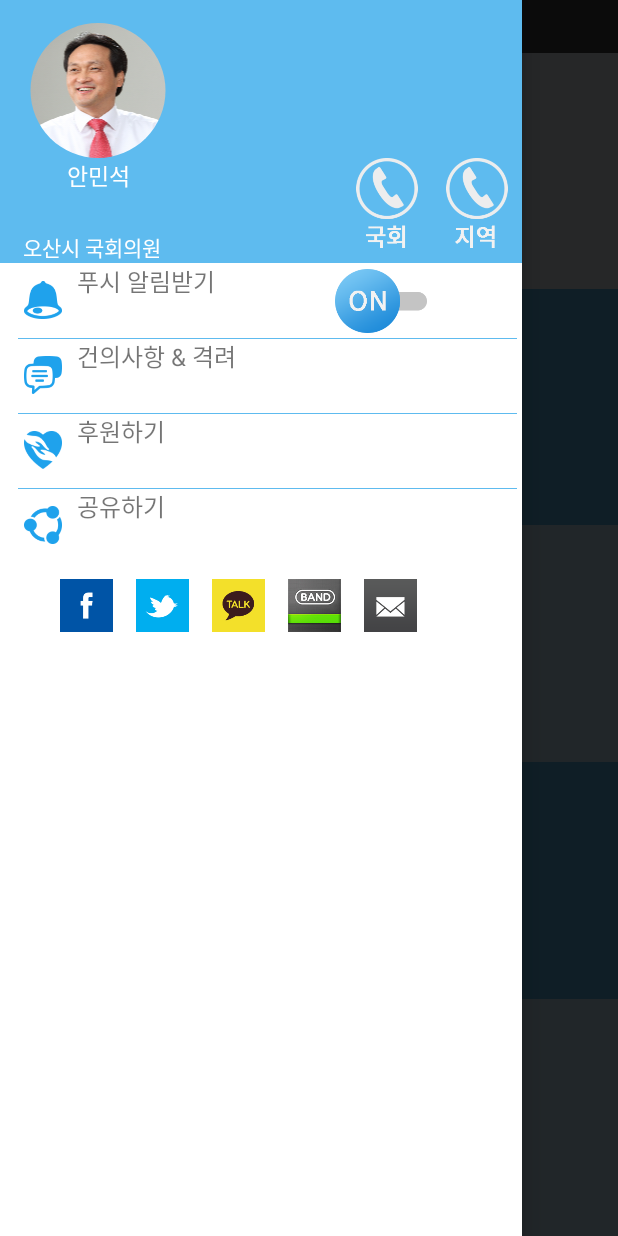
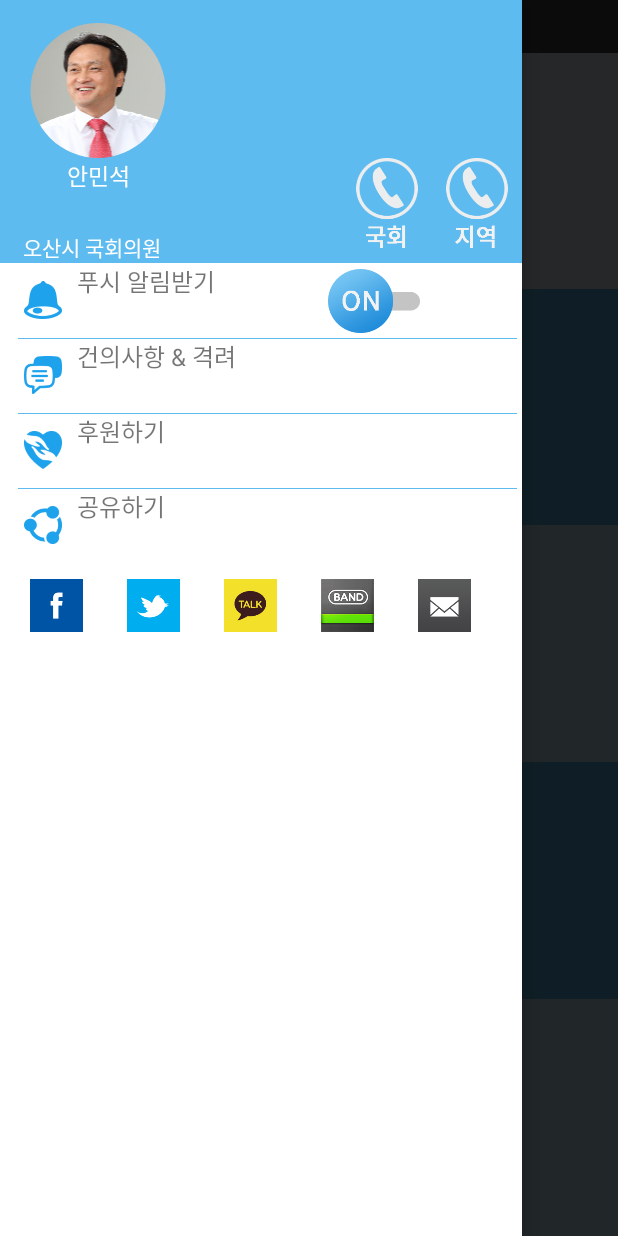
Before and after one commit to madcatlove/NationalAssembly, an Android app: the MainActivity screen opened directly, with no data from a screen before it, with the side drawer open, on a phone screen of 412 x 824 dp. Run offline under Robolectric (Android 15) with nearby library versions, the phone set to English and light mode, and no system bars; libraries missing offline, so code that uses them is left out: com.kakao; pictures from the network do not load; Roboto replaces fonts that are not available here; 3 statements that could not run were skipped.

Commit message:
다른 해상도에서 깨지는 부분 대폭 수정

```diff
--- a/app/src/main/java/kr/or/osan21/nationalassembly/NoticeActivity.java
+++ b/app/src/main/java/kr/or/osan21/nationalassembly/NoticeActivity.java
@@ -41,7 +41,7 @@ public class NoticeActivity extends AppCompatActivity {
 
         //모든 text에 글꼴 적용
         tf = CustomFont.getCustomFont(this, "hans");
-        tf2 = CustomFont.getCustomFont(this, "CJKM");
+        tf2 = CustomFont.getCustomFont(this, "CJKB");
         CustomFont.setGlobalFont(tf, (ViewGroup) findViewById(R.id.notice_layout));
 
         // 리스트뷰 가져오기 및 커스텀 어답터 할당
--- a/app/src/main/java/kr/or/osan21/nationalassembly/WatersmellActivity.java
+++ b/app/src/main/java/kr/or/osan21/nationalassembly/WatersmellActivity.java
@@ -39,7 +39,7 @@ public class WatersmellActivity extends AppCompatActivity {
         setContentView(R.layout.activity_watersmell);
 
         tf = CustomFont.getCustomFont(this,"hans");
-        tf2 = CustomFont.getCustomFont(this, "CJKM");
+        tf2 = CustomFont.getCustomFont(this, "CJKB");
         CustomFont.setGlobalFont(tf, (ViewGroup) findViewById(R.id.water_smell_menu));
 
         // ListView가져오기 및 custom adapter 생성, 연결
--- a/app/src/main/res/layout/activity_main.xml
+++ b/app/src/main/res/layout/activity_main.xml
@@ -1,12 +1,11 @@
 <?xml version="1.0" encoding="utf-8"?>
 <android.support.v4.widget.DrawerLayout xmlns:android="http://schemas.android.com/apk/res/android"
-    xmlns:app="http://schemas.android.com/apk/res-auto"
     xmlns:tools="http://schemas.android.com/tools"
     android:id="@+id/drawer_layout"
     android:layout_width="match_parent"
     android:layout_height="match_parent"
+    android:clickable="false"
     android:fitsSystemWindows="true"
-    android:clickable="false"
     tools:openDrawer="start">
 
     <include
@@ -15,136 +14,178 @@
         android:layout_height="match_parent" />
 
     <FrameLayout
+        android:id="@+id/fl_activity_container"
         android:layout_width="wrap_content"
-        android:layout_height="match_parent"
-        android:id="@+id/fl_activity_container" />
+        android:layout_height="match_parent" />
+
     <LinearLayout
-        android:orientation="vertical"
         android:layout_width="wrap_content"
         android:layout_height="match_parent"
         android:layout_gravity="start"
         android:background="#ffffff"
         android:divider="@android:color/transparent"
-        android:dividerHeight="0dp">
+        android:dividerHeight="0dp"
+        android:orientation="vertical">
 
         <RelativeLayout
             android:layout_width="match_parent"
             android:layout_height="wrap_content"
-            android:orientation="horizontal"
-            android:background="#5ebbef">
+            android:background="#5ebbef"
+            android:orientation="horizontal">
 
             <ImageView
                 android:id="@+id/slider_profile_img"
                 android:layout_width="100dp"
+                android:layout_height="wrap_content"
                 android:layout_marginLeft="15dp"
-                android:layout_height="wrap_content"
-                android:paddingTop="15dp"/>
+                android:paddingTop="15dp" />
         </RelativeLayout>
 
         <RelativeLayout
             android:layout_width="wrap_content"
             android:layout_height="70dp"
-            android:orientation="horizontal"
-            android:background="#5ebbef">
+            android:background="#5ebbef"
+            android:orientation="horizontal">
+
             <TextView
                 android:id="@+id/profile_name"
                 android:layout_width="100dp"
                 android:layout_height="wrap_content"
                 android:layout_alignParentTop="true"
+                android:layout_marginLeft="15dp"
                 android:gravity="center_horizontal"
-                android:layout_marginLeft="15dp"
                 android:text="안민석"
-                android:textSize="15dp"
-                android:textColor="#ffffff"/>
+                android:textColor="#ffffff"
+                android:textSize="15dp" />
 
             <TextView
                 android:id="@+id/job"
                 android:layout_width="100dp"
                 android:layout_height="wrap_content"
-                android:text="오산시 국회의원"
+                android:layout_alignParentBottom="true"
                 android:layout_alignParentLeft="true"
                 android:layout_alignParentStart="true"
-                android:layout_alignParentBottom="true"
                 android:layout_marginLeft="15dp"
-                android:textColor="#ffffff"/>
+                android:text="오산시 국회의원"
+                android:textColor="#ffffff" />
 
             <ImageView
                 android:id="@+id/national_number"
                 android:layout_width="60dp"
                 android:layout_height="60dp"
-                android:src="@drawable/slider_call_btn_assembly"
                 android:layout_toLeftOf="@+id/local_number"
-                android:onClick="call_national_number"/>
+                android:onClick="call_national_number"
+                android:src="@drawable/slider_call_btn_assembly" />
 
             <ImageView
                 android:id="@+id/local_number"
                 android:layout_width="60dp"
                 android:layout_height="60dp"
-                android:src="@drawable/slider_call_btn_local"
                 android:layout_alignParentRight="true"
-                android:onClick="call_local_number"/>
+                android:onClick="call_local_number"
+                android:src="@drawable/slider_call_btn_local" />
         </RelativeLayout>
 
         <ListView
+            android:id="@+id/nav_list"
+            android:layout_width="wrap_content"
             android:layout_height="wrap_content"
-            android:layout_width="wrap_content"
-            android:id="@+id/nav_list"
             android:layout_gravity="start"
+            android:background="#ffffff"
             android:choiceMode="singleChoice"
-            android:background="#ffffff"
             android:divider="@android:color/transparent"
-            android:dividerHeight="0dp"/>
+            android:dividerHeight="0dp" />
 
-        <RelativeLayout
+        <LinearLayout
             android:layout_width="match_parent"
             android:layout_height="match_parent"
-            android:layout_marginLeft="30dp"
-            android:background="#ffffff">
+            android:layout_marginLeft="20dp"
+            android:layout_marginRight="20dp"
+            android:background="#ffffff"
+            android:orientation="horizontal">
+
+            <LinearLayout
+                android:layout_width="wrap_content"
+                android:layout_height="wrap_content"
+                android:layout_weight="1">
+
                 <ImageView
                     android:id="@+id/slider_facebook"
                     android:layout_width="35dp"
                     android:layout_height="35dp"
-                android:src="@drawable/slider_share_facebook"
+                    android:layout_marginRight="15dp"
                     android:layout_marginTop="10dp"
-                android:layout_marginRight="15dp"
-                android:layout_marginLeft="10dp"
-                android:layout_alignParentTop="true"
-                android:onClick="shareFacebook"/>
+                    android:onClick="shareFacebook"
+                    android:src="@drawable/slider_share_facebook" />
+            </LinearLayout>
+
+            <LinearLayout
+                android:layout_width="wrap_content"
+                android:layout_height="wrap_content"
+                android:layout_weight="1">
+
                 <ImageView
                     android:id="@+id/slider_twitter"
                     android:layout_width="35dp"
                     android:layout_height="35dp"
-                android:src="@drawable/slider_share_twitter"
-                android:layout_toRightOf="@+id/slider_facebook"
                     android:layout_alignTop="@+id/slider_facebook"
                     android:layout_marginRight="15dp"
-                android:onClick="shareTwitter"/>
+                    android:layout_marginTop="10dp"
+                    android:layout_toRightOf="@+id/slider_facebook"
+                    android:onClick="shareTwitter"
+                    android:src="@drawable/slider_share_twitter" />
+            </LinearLayout>
+
+            <LinearLayout
+                android:layout_width="wrap_content"
+                android:layout_height="wrap_content"
+                android:layout_weight="1">
+
                 <ImageView
                     android:id="@+id/slider_kakao"
                     android:layout_width="35dp"
                     android:layout_height="35dp"
-                android:src="@drawable/slider_share_kakao"
-                android:layout_toRightOf="@+id/slider_twitter"
                     android:layout_alignTop="@+id/slider_twitter"
                     android:layout_marginRight="15dp"
-                android:onClick="shareKakao"/>
+                    android:layout_marginTop="10dp"
+                    android:layout_toRightOf="@+id/slider_twitter"
+                    android:onClick="shareKakao"
+                    android:src="@drawable/slider_share_kakao" />
+            </LinearLayout>
+
+            <LinearLayout
+                android:layout_width="wrap_content"
+                android:layout_height="wrap_content"
+                android:layout_weight="1">
+
                 <ImageView
                     android:id="@+id/slider_band"
                     android:layout_width="35dp"
                     android:layout_height="35dp"
-                android:src="@drawable/slider_share_band"
-                android:layout_toRightOf="@+id/slider_kakao"
                     android:layout_alignTop="@+id/slider_kakao"
                     android:layout_marginRight="15dp"
-                android:onClick="shareBand"/>
+                    android:layout_marginTop="10dp"
+                    android:layout_toRightOf="@+id/slider_kakao"
+                    android:onClick="shareBand"
+                    android:src="@drawable/slider_share_band" />
+            </LinearLayout>
+
+            <LinearLayout
+                android:layout_width="wrap_content"
+                android:layout_height="wrap_content"
+                android:layout_weight="1">
+
                 <ImageView
                     android:id="@+id/slider_mail"
                     android:layout_width="35dp"
                     android:layout_height="35dp"
-                android:src="@drawable/slider_share_mail"
+                    android:layout_alignTop="@+id/slider_band"
+                    android:layout_marginTop="10dp"
                     android:layout_toRightOf="@+id/slider_band"
-                android:layout_alignTop="@+id/slider_band"
-                android:onClick="shareSMS"/>
-        </RelativeLayout>
+                    android:onClick="shareSMS"
+                    android:src="@drawable/slider_share_mail" />
+            </LinearLayout>
+
+        </LinearLayout>
     </LinearLayout>
 </android.support.v4.widget.DrawerLayout>
--- a/app/src/main/res/layout/activity_notice.xml
+++ b/app/src/main/res/layout/activity_notice.xml
@@ -6,6 +6,7 @@
     android:layout_height="match_parent"
     android:id="@+id/notice_layout"
     android:orientation="vertical"
+    android:background="#ffffff"
     app:layout_behavior="@string/appbar_scrolling_view_behavior"
     tools:context="kr.or.osan21.nationalassembly.NoticeActivity">
 
--- a/app/src/main/res/layout/activity_watersmell.xml
+++ b/app/src/main/res/layout/activity_watersmell.xml
@@ -5,6 +5,7 @@
     android:layout_width="match_parent"
     android:layout_height="match_parent"
     android:id="@+id/water_smell_menu"
+    android:background="#ffffff"
     android:orientation="vertical"
     tools:context="kr.or.osan21.nationalassembly.WatersmellActivity"
     app:layout_behavior="@string/appbar_scrolling_view_behavior">
--- a/app/src/main/res/layout/content_main.xml
+++ b/app/src/main/res/layout/content_main.xml
@@ -23,7 +23,7 @@
             android:layout_centerVertical="true"
             android:layout_marginStart="5dp"
             android:scaleType="centerInside"
-            android:layout_marginLeft="0dp"
+            android:layout_marginLeft="5dp"
             android:onClick="showSliding"/>
 
         <TextView
--- a/app/src/main/res/layout/notice_item_layout.xml
+++ b/app/src/main/res/layout/notice_item_layout.xml
@@ -10,7 +10,7 @@
         android:paddingTop="24dp"
         android:paddingLeft="26dp"
         android:textSize="15dp"
-        android:textColor="#000000"/>
+        android:textColor="#464646"/>
 
     <TextView
         android:id="@+id/notice_item_title"
--- a/app/src/main/res/layout/slider_item_layout.xml
+++ b/app/src/main/res/layout/slider_item_layout.xml
@@ -26,7 +26,7 @@
             android:layout_width="wrap_content"
             android:layout_height="match_parent"
             android:src="@drawable/slider_push_off_btn"
-            android:layout_marginLeft="60dp"
+            android:layout_marginLeft="55dp"
             android:scaleType="centerInside"
             android:layout_gravity="right"
             android:onClick="changeOnOff"/>
--- a/app/src/main/res/layout/watersmell_item_layout.xml
+++ b/app/src/main/res/layout/watersmell_item_layout.xml
@@ -12,7 +12,7 @@
         android:paddingLeft="26dp"
         android:textSize="15dp"
         android:text="Profile"
-        android:textColor="#000000"/>
+        android:textColor="#464646"/>
 
     <TextView
         android:id="@+id/water_smell_item_title"
```
Also changed, not shown: app/src/main/res/layout/activity_notice_content.xml (+4 -3 lines), app/src/main/res/layout/activity_support_message_reply.xml (+10 -8 lines), app/src/main/res/layout/activity_support_message_write.xml (+8 -12 lines), app/src/main/res/layout/activity_vision_five.xml (+11 -5 lines). Lines whose indentation alone changed are shown as unchanged.
